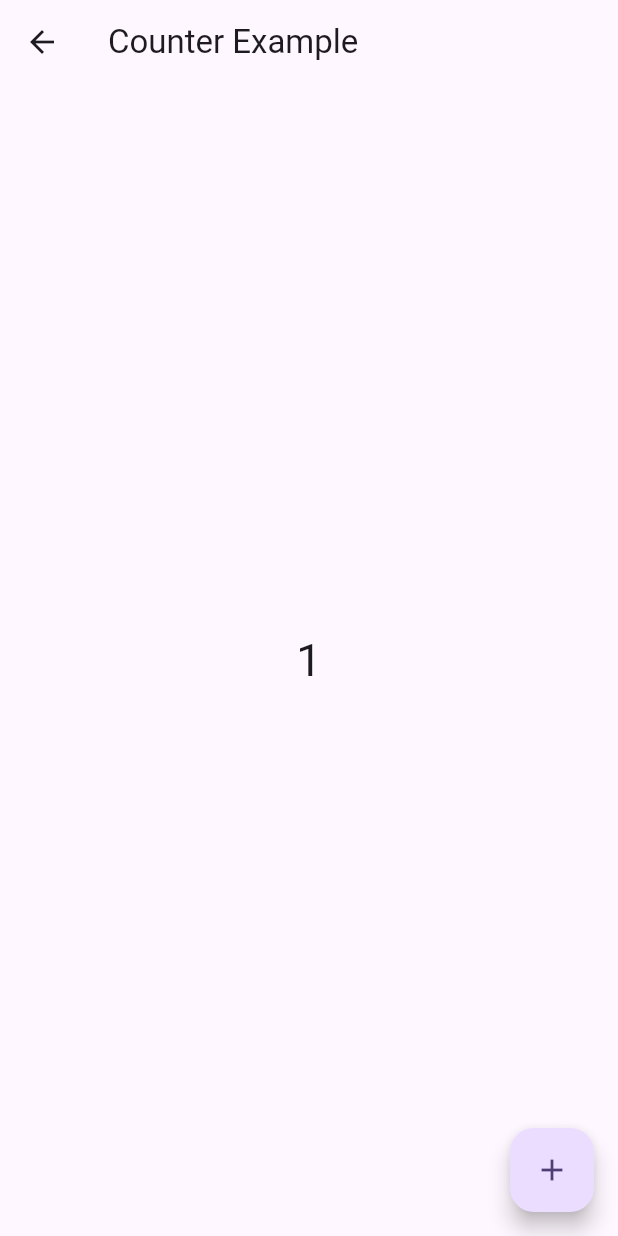
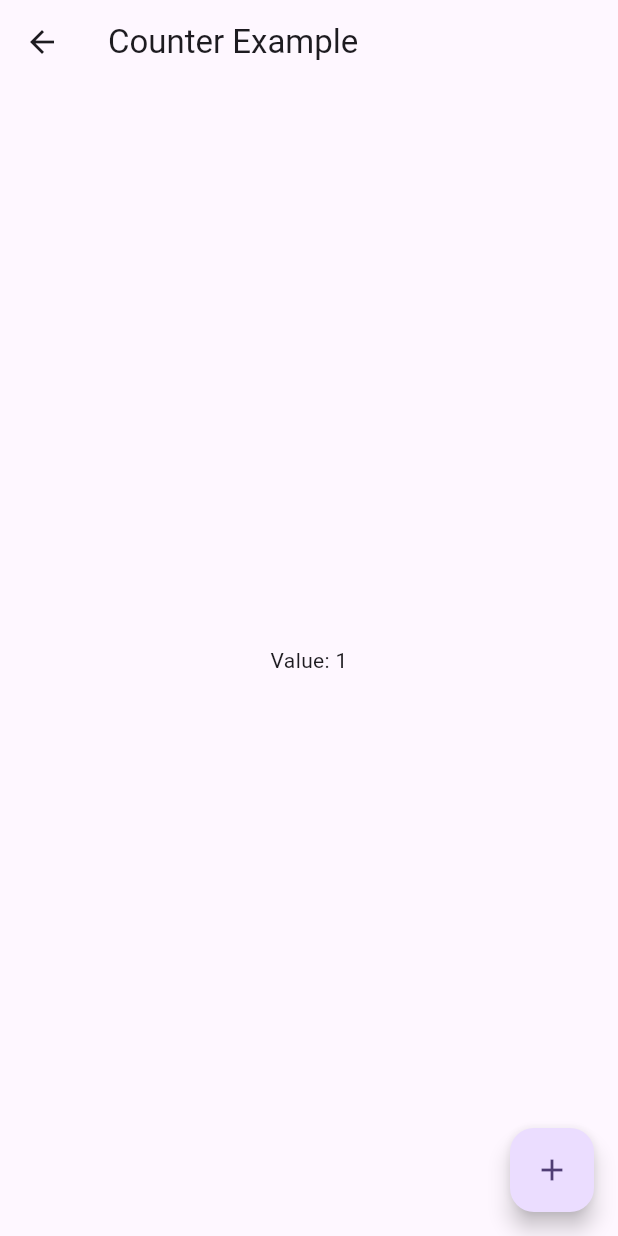
Before and after one commit to devnizamuddin/state_management_in_flutter, a Flutter app: the CounterPage screen opened by its route, after a tap on the "add" icon, on a phone screen of 412 x 824 dp. Run offline on Flutter 3.47's test engine with Material 3 defaults, Android fonts, the light colour scheme and no system bars.

Commit message:
getx example added

```diff
--- a/lib/getx_example/counter/counter_controller.dart
+++ b/lib/getx_example/counter/counter_controller.dart
@@ -1,6 +1,8 @@
+import 'package:state_management_in_flutter/getx/rx.dart';
+
 class CounterController {
-  int counter = 0;
+  Rx<int> counter = Rx(0);
   void increment() {
-    counter++; // Increment the counter
+    counter.value++;
   }
 }
--- a/lib/getx_example/counter/counter_page.dart
+++ b/lib/getx_example/counter/counter_page.dart
@@ -1,5 +1,6 @@
 import 'package:flutter/material.dart';
 
+import '../../getx/reactive_builder.dart';
 import 'counter_controller.dart';
 
 class CounterPage extends StatefulWidget {
@@ -18,9 +19,7 @@ class _CounterPageState extends State<CounterPage> {
       appBar: AppBar(title: const Text('Counter Example')),
       floatingActionButton: FloatingActionButton(
         onPressed: () {
-          setState(() {
-            controller.increment();
-          });
+          controller.increment();
         },
         child: const Icon(Icons.add),
       ),
@@ -28,7 +27,10 @@ class _CounterPageState extends State<CounterPage> {
         child: Column(
           mainAxisAlignment: MainAxisAlignment.center,
           children: [
-            Text('${controller.counter}', style: const TextStyle(fontSize: 30)),
+            ReactiveBuilder<int>(
+              rx: controller.counter,
+              builder: (value) => Text('Value: $value'),
+            ),
           ],
         ),
       ),
```
